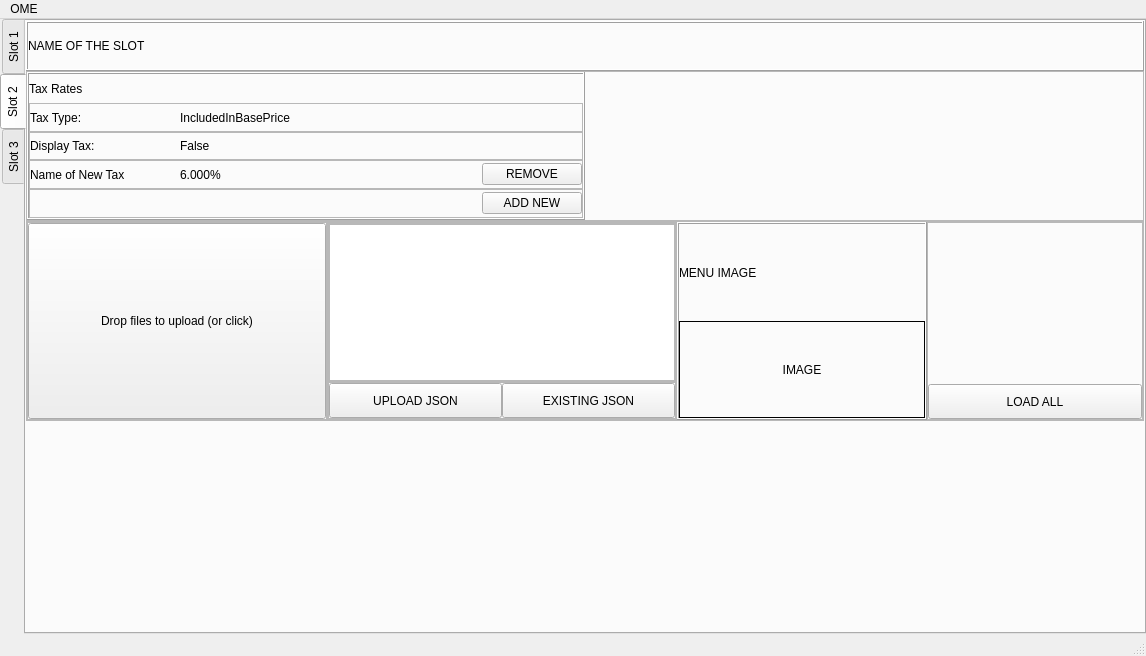
Above: form.ui from FranciscoAndreoli/OfflineMenuEditor before the change. Below: the same form after it.
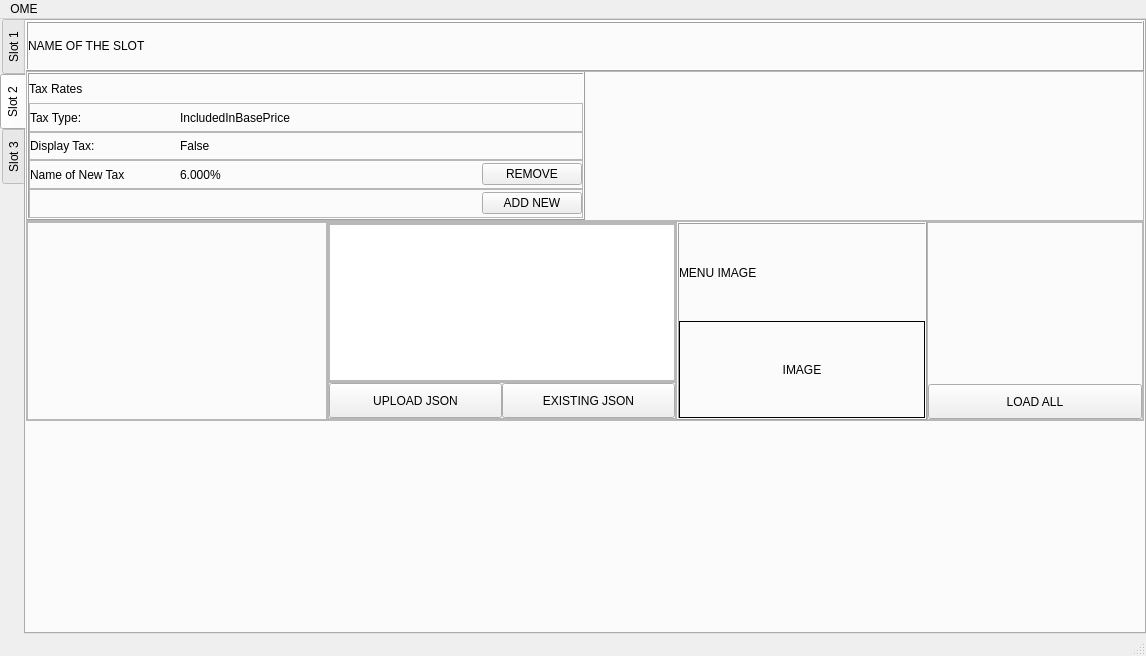
That is the form after the change.

What changed in the file:
```diff
--- a/form.ui
+++ b/form.ui
@@ -1220,27 +1220,7 @@
              <property name="frameShadow">
               <enum>QFrame::Raised</enum>
              </property>
-             <layout class="QHBoxLayout" name="horizontalLayout_39">
-              <item>
-               <widget class="QPushButton" name="pushButton_16">
-                <property name="sizePolicy">
-                 <sizepolicy hsizetype="Preferred" vsizetype="Preferred">
-                  <horstretch>0</horstretch>
-                  <verstretch>0</verstretch>
-                 </sizepolicy>
-                </property>
-                <property name="minimumSize">
-                 <size>
-                  <width>2</width>
-                  <height>0</height>
-                 </size>
-                </property>
-                <property name="text">
-                 <string>Drop files to upload (or click)</string>
-                </property>
-               </widget>
-              </item>
-             </layout>
+             <layout class="QHBoxLayout" name="horizontalLayout_39"/>
             </widget>
            </item>
            <item>
```
Left out of the diff: 24 changed lines with no effect on the pictures.
